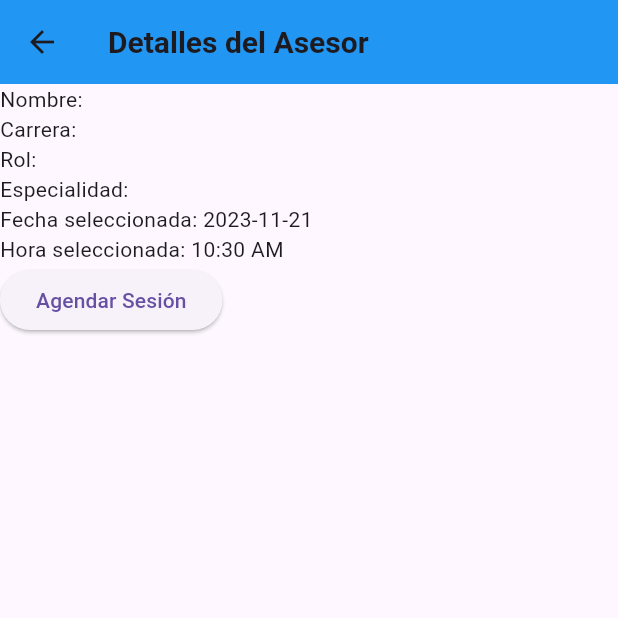
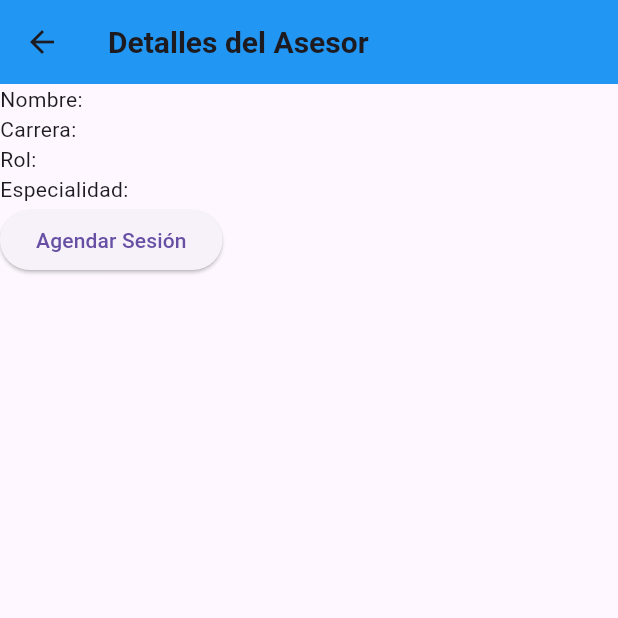
Before and after one commit to Sebastian27007/taller3, a Flutter app: the AsesorDetailPage screen opened directly with empty values, on a phone screen of 412 x 824 dp, the top half of it. Run offline on Flutter 3.47's test engine with Material 3 defaults, Android fonts, the light colour scheme and no system bars; our stand-ins replace carousel_slider, flutter_form_builder, fluttertoast, form_builder_validators, get, image_picker and 2 more; missing offline and left inert: dialog_flowtter, flutter_dialogs; accounts and stored records are empty; project files that could hold a hidden picture were left out.

Commit message:
calendario_eventos_2

```diff
--- a/lib/asesor_data_page.dart
+++ b/lib/asesor_data_page.dart
@@ -3,10 +3,8 @@ import 'package:ti3app/calendario.dart';
 
 class AsesorDetailPage extends StatelessWidget {
   final Map<String, dynamic> asesorData;
-  final DateTime selectedDate;
-  final TimeOfDay selectedTime;
 
-  AsesorDetailPage({required this.asesorData, required DateTime this.selectedDate, required TimeOfDay this.selectedTime});
+  AsesorDetailPage({required this.asesorData});
 
   @override
   Widget build(BuildContext context) {
@@ -22,8 +20,6 @@ class AsesorDetailPage extends StatelessWidget {
           Text('Rol: ${asesorData["Rol"]}'),
           Text('Especialidad: ${asesorData["Especialidad"]}'),
 
-          Text('Fecha seleccionada: ${selectedDate.toString().split(" ")[0]}'),
-          Text('Hora seleccionada: ${selectedTime.format(context)}'),
           // Otros detalles del asesor...
           ElevatedButton(onPressed: (){
               Navigator.of(context).push(MaterialPageRoute(builder: (context) => Calendar()));
--- a/lib/calendario.dart
+++ b/lib/calendario.dart
@@ -31,7 +31,7 @@ class _HomeState extends State<HomeCalendar> with TickerProviderStateMixin {
     super.initState();
     today = DateTime.now();
   }
-
+/*
   void _navigateToAsesorDetailPage(BuildContext context) {
     Navigator.of(context).push(
       MaterialPageRoute(
@@ -42,7 +42,7 @@ class _HomeState extends State<HomeCalendar> with TickerProviderStateMixin {
       ),
     );
   }
-
+*/
 
 
   void _onDaySelected(DateTime day, DateTime focusedDay) {
```
